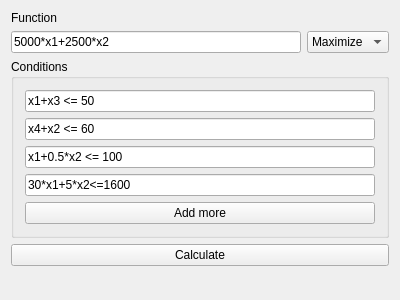
Before: the Qt Designer form mainwindow.ui in floric/OR_Solver, drawn with Qt 5.
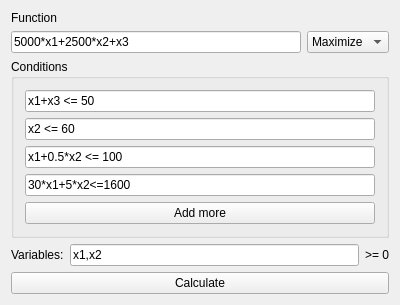
After: the same form once the commit is applied.

Commit message: adding slack variables now

Diff of the .ui file:
```diff
--- a/mainwindow.ui
+++ b/mainwindow.ui
@@ -30,7 +30,7 @@
       <item>
        <widget class="QLineEdit" name="functionEdit">
         <property name="text">
-         <string>5000*x1+2500*x2</string>
+         <string>5000*x1+2500*x2+x3</string>
         </property>
        </widget>
       </item>
@@ -66,7 +66,7 @@
        <item>
         <widget class="QLineEdit" name="lineEdit_2">
          <property name="text">
-          <string>x4+x2 &lt;= 60</string>
+          <string>x2 &lt;= 60</string>
          </property>
         </widget>
        </item>
@@ -94,6 +94,34 @@
       </layout>
      </widget>
     </item>
+    <item>
+     <layout class="QHBoxLayout" name="horizontalLayout_3">
+      <property name="topMargin">
+       <number>0</number>
+      </property>
+      <item>
+       <widget class="QLabel" name="label_2">
+        <property name="text">
+         <string>Variables:</string>
+        </property>
+       </widget>
+      </item>
+      <item>
+       <widget class="QLineEdit" name="varsLineEdit">
+        <property name="text">
+         <string>x1,x2</string>
+        </property>
+       </widget>
+      </item>
+      <item>
+       <widget class="QLabel" name="label_3">
+        <property name="text">
+         <string>&gt;= 0</string>
+        </property>
+       </widget>
+      </item>
+     </layout>
+    </item>
     <item>
      <widget class="QPushButton" name="calculateButton">
       <property name="text">
```
The commit also changes 3 other files.
